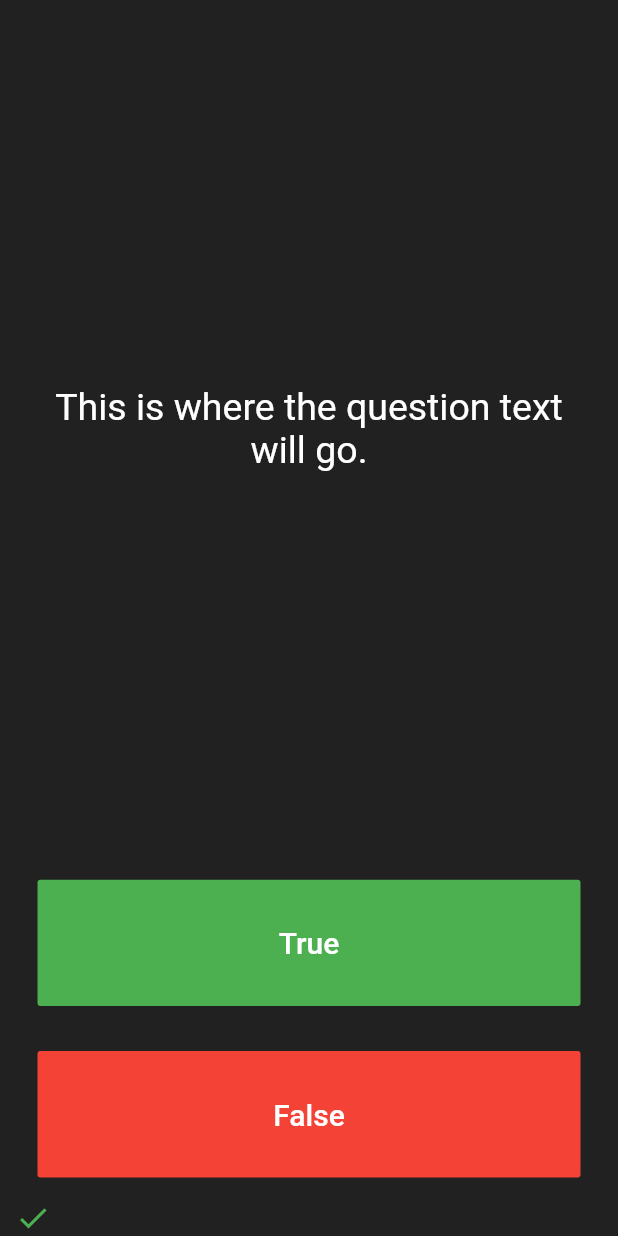
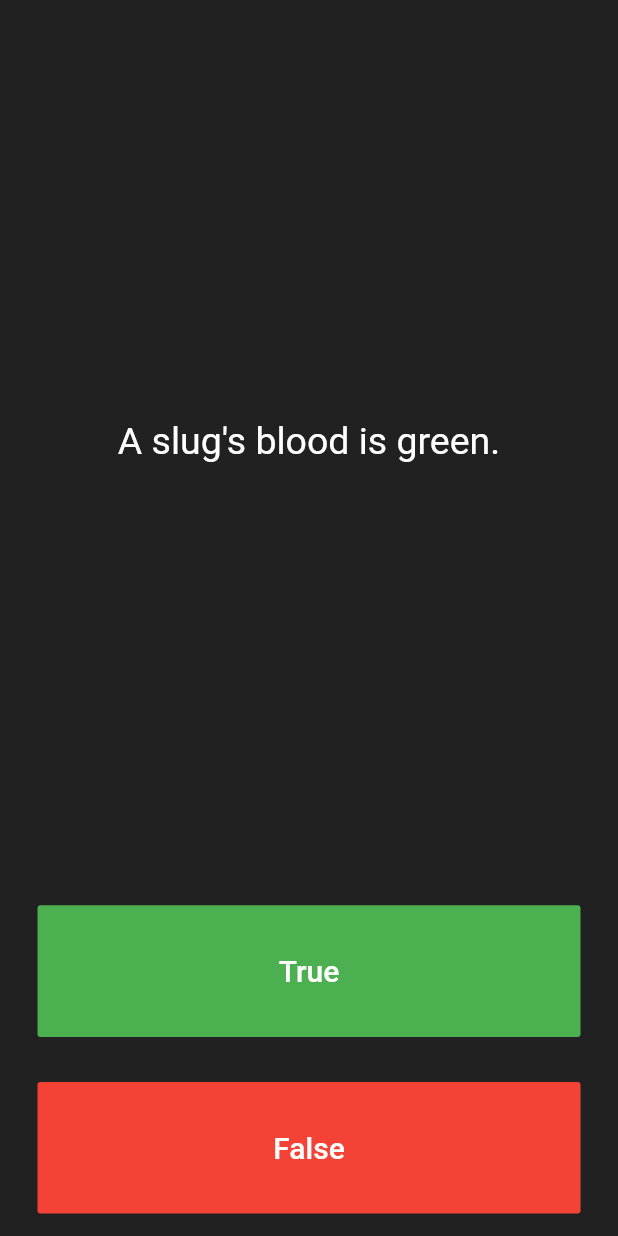
Before and after one commit to thesamtj/quiz_app_flutter, a Flutter app: the screen it shows after launch, after a tap on "True", after a tap on "False", on a phone screen of 412 x 824 dp. Run offline on Flutter 3.47's test engine with Material 2 defaults, Android fonts, the phone set to English and light mode, and no system bars.

Commit message:
Display questions

```diff
--- a/lib/main.dart
+++ b/lib/main.dart
@@ -25,6 +25,8 @@ class QuizPage extends StatefulWidget {
 }
 
 class _QuizPageState extends State<QuizPage> {
+  int questionNumber = 0;
+
   List<Icon> scoreKeeper = [];
   List<String> questions = [
     'You can lead a cow down stairs but not up stairs.',
@@ -44,7 +46,7 @@ class _QuizPageState extends State<QuizPage> {
             padding: EdgeInsets.all(10.0),
             child: Center(
               child: Text(
-                'This is where the question text will go.',
+                questions[questionNumber],
                 textAlign: TextAlign.center,
                 style: TextStyle(
                   fontSize: 25.0,
@@ -70,10 +72,7 @@ class _QuizPageState extends State<QuizPage> {
               onPressed: () {
                 //The user picked true.
                 setState(() {
-                  scoreKeeper.add(Icon(
-                    Icons.check,
-                    color: Colors.green,
-                  ));
+                  questionNumber++;
                 });
               },
             ),
@@ -93,6 +92,9 @@ class _QuizPageState extends State<QuizPage> {
               ),
               onPressed: () {
                 //The user picked false.
+                setState(() {
+                  questionNumber++;
+                });
               },
             ),
           ),
```
